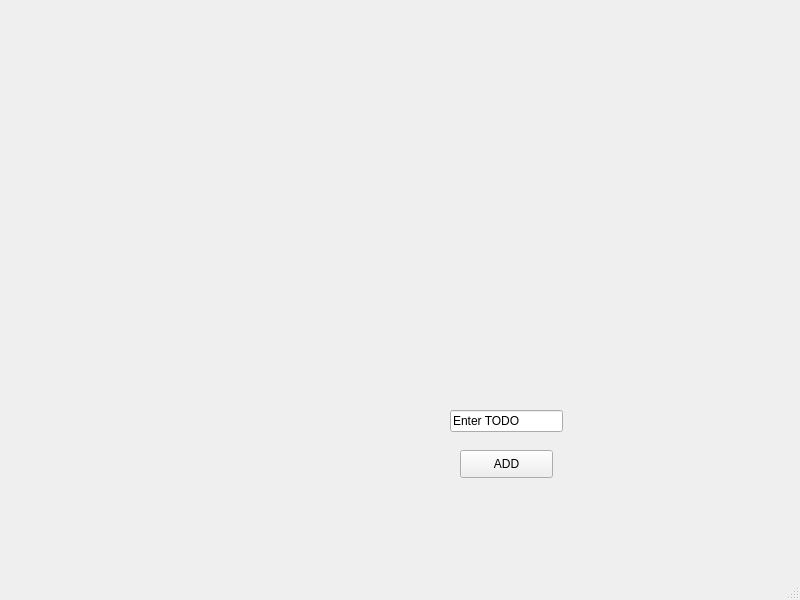
Devikarb/TIME4CLASS, file first/todo.ui: the form before one commit.
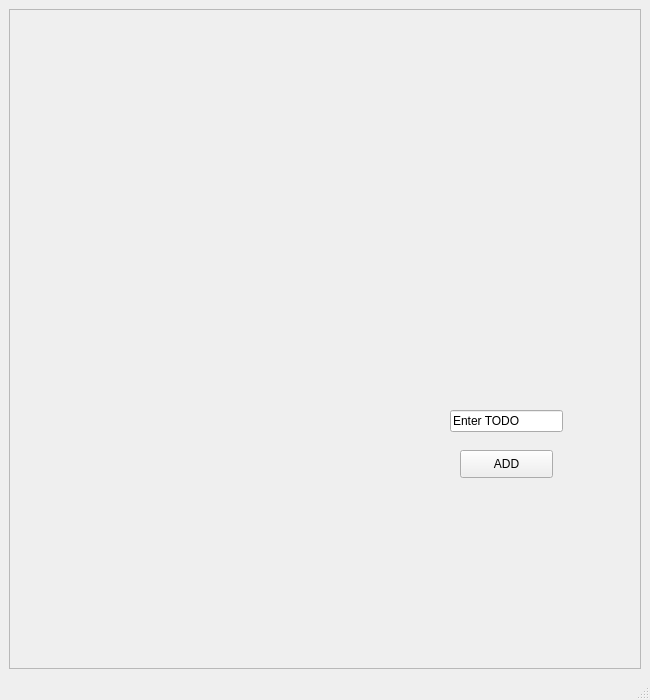
The form after the commit.

What changed in the file:
```diff
--- a/first/todo.ui
+++ b/first/todo.ui
@@ -6,14 +6,26 @@
    <rect>
     <x>0</x>
     <y>0</y>
-    <width>800</width>
-    <height>600</height>
+    <width>650</width>
+    <height>700</height>
    </rect>
   </property>
   <property name="windowTitle">
    <string>MainWindow</string>
   </property>
   <widget class="QWidget" name="centralwidget">
+   <layout class="QGridLayout" name="gridLayout_2">
+    <item row="0" column="0">
+     <widget class="QFrame" name="frame">
+      <property name="frameShape">
+       <enum>QFrame::StyledPanel</enum>
+      </property>
+      <property name="frameShadow">
+       <enum>QFrame::Raised</enum>
+      </property>
+     </widget>
+    </item>
+   </layout>
    <widget class="QPushButton" name="pushButton">
     <property name="geometry">
      <rect>
```
Left out of the diff: 9 changed lines with no effect on the pictures.
